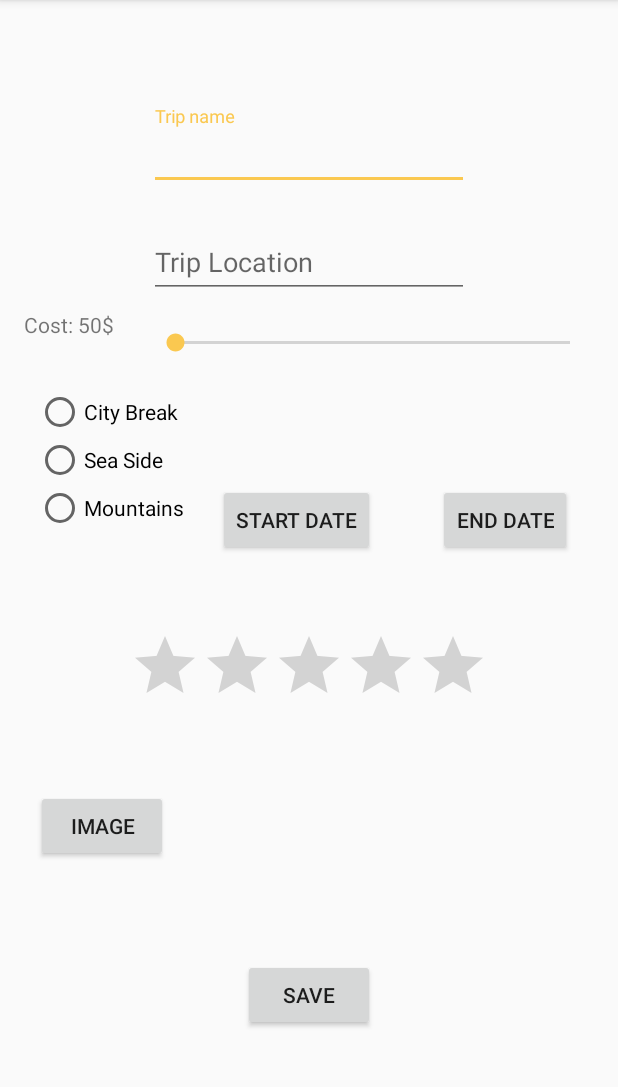
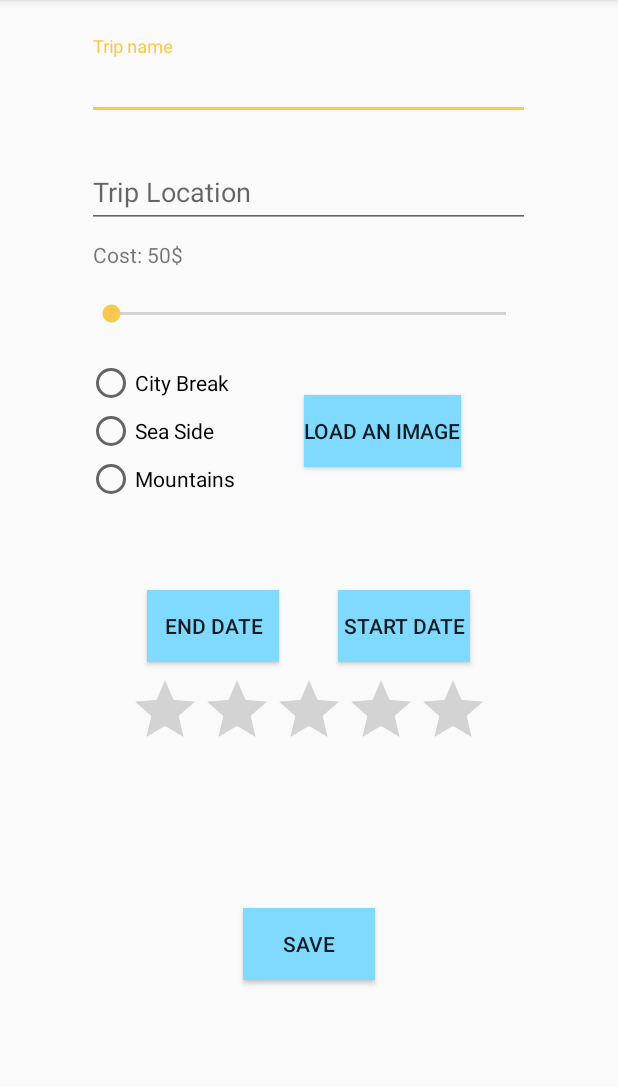
Before and after one commit to AdrianMargineanu/TravelGuide, an Android app: the NewTripActivity screen opened directly, with no data from a screen before it, on a phone screen of 412 x 824 dp, the part 84-1171 px from its top. Run offline under Robolectric (Android 15) with nearby library versions, the phone set to English and light mode, and no system bars.

Commit message:
Final view of the NewTripActivity

```diff
--- a/app/src/main/AndroidManifest.xml
+++ b/app/src/main/AndroidManifest.xml
@@ -21,7 +21,6 @@
             android:theme="@style/AppTheme.NoActionBar" />
         <activity android:name=".RegisterActivity" />
         <activity android:name=".LoginActivity" />
-        <activity android:name=".MainActivity" />
         <activity android:name=".SplashScreen">
             <intent-filter>
                 <action android:name="android.intent.action.MAIN" />
--- a/app/src/main/java/com/trres/travelguide/LoginActivity.java
+++ b/app/src/main/java/com/trres/travelguide/LoginActivity.java
@@ -73,8 +73,4 @@ public class LoginActivity extends AppCompatActivity {
     public void RegisterOnClick(View view) {
         startActivity(new Intent(this,RegisterActivity.class));
     }
-
-    public void testFiled(View view) {
-        startActivity(new Intent(this,MainActivity.class));
-    }
 }
--- a/app/src/main/java/com/trres/travelguide/ui/home/HomeFragment.java
+++ b/app/src/main/java/com/trres/travelguide/ui/home/HomeFragment.java
@@ -6,7 +6,6 @@ import android.util.Log;
 import android.view.LayoutInflater;
 import android.view.View;
 import android.view.ViewGroup;
-import android.widget.Toast;
 
 import androidx.annotation.NonNull;
 import androidx.annotation.Nullable;
@@ -17,7 +16,6 @@ import androidx.recyclerview.widget.LinearLayoutManager;
 import androidx.recyclerview.widget.RecyclerView;
 
 import com.google.android.material.floatingactionbutton.FloatingActionButton;
-import com.trres.travelguide.MainActivity;
 import com.trres.travelguide.R;
 import com.trres.travelguide.ui.home.room.RecyclerTouchListener;
 import com.trres.travelguide.ui.home.room.Trip;
@@ -26,7 +24,6 @@ import com.trres.travelguide.ui.home.room.TripViewModel;
 import com.trres.travelguide.ui.home.room.TripsClickListener;
 import com.trres.travelguide.ui.home.weather.ReadOnlyActivity;
 
-import java.util.EventListener;
 import java.util.List;
 
 import static android.app.Activity.RESULT_OK;
--- a/app/src/main/res/layout/activity_new_trip.xml
+++ b/app/src/main/res/layout/activity_new_trip.xml
@@ -36,18 +36,19 @@
 
     <com.google.android.material.textfield.TextInputLayout
         android:id="@+id/textInputLayout5"
-        android:layout_width="wrap_content"
+        android:layout_width="0dp"
         android:layout_height="wrap_content"
+        android:layout_marginTop="8dp"
         app:layout_constraintBottom_toTopOf="@+id/guideline12"
-        app:layout_constraintEnd_toStartOf="@+id/guideline10"
-        app:layout_constraintStart_toStartOf="@+id/guideline9"
+        app:layout_constraintEnd_toStartOf="@+id/guideline18"
+        app:layout_constraintStart_toStartOf="@+id/guideline17"
         app:layout_constraintTop_toTopOf="@+id/guideline11"
-        app:layout_constraintVertical_bias="0.07999998">
+        app:layout_constraintVertical_bias="0.0">
 
         <EditText
             android:id="@+id/trip_name"
-            android:layout_width="wrap_content"
-            android:layout_height="wrap_content"
+            android:layout_width="match_parent"
+            android:layout_height="match_parent"
             android:layout_gravity="center"
             android:layout_weight="1"
             android:ems="10"
@@ -57,19 +58,19 @@
 
     <com.google.android.material.textfield.TextInputLayout
         android:id="@+id/textInputLayout7"
-        android:layout_width="wrap_content"
+        android:layout_width="0dp"
         android:layout_height="wrap_content"
         android:layout_marginTop="16dp"
         app:layout_constraintBottom_toTopOf="@+id/guideline12"
-        app:layout_constraintEnd_toStartOf="@+id/guideline10"
-        app:layout_constraintStart_toStartOf="@+id/guideline9"
+        app:layout_constraintEnd_toStartOf="@+id/guideline18"
+        app:layout_constraintStart_toStartOf="@+id/guideline17"
         app:layout_constraintTop_toBottomOf="@+id/textInputLayout5"
         app:layout_constraintVertical_bias="0.0">
 
         <EditText
             android:id="@+id/trip_location"
-            android:layout_width="wrap_content"
-            android:layout_height="wrap_content"
+            android:layout_width="match_parent"
+            android:layout_height="match_parent"
             android:layout_gravity="center"
             android:layout_weight="1"
             android:ems="10"
@@ -81,40 +82,41 @@
         android:id="@+id/save_image"
         android:layout_width="wrap_content"
         android:layout_height="wrap_content"
+        android:layout_margin="1dp"
+        android:layout_marginBottom="8dp"
+        android:background="@color/colorPrimary"
         android:onClick="LoadImagineOnClick"
-        android:text="@string/image"
-        app:layout_constraintBottom_toTopOf="@+id/guideline12"
-        app:layout_constraintEnd_toStartOf="@+id/guideline10"
-        app:layout_constraintHorizontal_bias="0.027"
-        app:layout_constraintStart_toStartOf="@+id/guideline9"
-        app:layout_constraintTop_toBottomOf="@+id/radioGroup"
-        app:layout_constraintVertical_bias="0.492" />
+        android:text="Load An Image"
+        app:layout_constraintBottom_toBottomOf="@+id/radioGroup"
+        app:layout_constraintEnd_toStartOf="@+id/guideline18"
+        app:layout_constraintStart_toEndOf="@+id/radioGroup"
+        app:layout_constraintTop_toTopOf="@+id/radioGroup"
+        app:layout_constraintVertical_bias="0.50" />
 
     <Button
         android:id="@+id/save_button"
         android:layout_width="wrap_content"
         android:layout_height="wrap_content"
+        android:background="@color/colorPrimary"
         android:text="@string/save"
         app:layout_constraintBottom_toTopOf="@+id/guideline12"
-        app:layout_constraintEnd_toStartOf="@+id/guideline10"
-        app:layout_constraintStart_toStartOf="@+id/guideline9"
-        app:layout_constraintTop_toBottomOf="@+id/save_image" />
+        app:layout_constraintEnd_toStartOf="@+id/guideline18"
+        app:layout_constraintStart_toStartOf="@+id/guideline17"
+        app:layout_constraintTop_toBottomOf="@+id/ratingBar" />
 
     <RadioGroup
         android:id="@+id/radioGroup"
         android:layout_width="wrap_content"
         android:layout_height="wrap_content"
-        android:layout_marginStart="8dp"
         android:layout_marginTop="8dp"
-        android:layout_marginEnd="8dp"
         android:layout_marginBottom="8dp"
+        android:onClick="radioButtonOnClick"
         app:layout_constraintBottom_toTopOf="@+id/guideline12"
-        app:layout_constraintEnd_toStartOf="@+id/guideline10"
+        app:layout_constraintEnd_toStartOf="@+id/guideline18"
         app:layout_constraintHorizontal_bias="0.0"
-        app:layout_constraintStart_toStartOf="@+id/guideline9"
+        app:layout_constraintStart_toStartOf="@+id/guideline17"
         app:layout_constraintTop_toBottomOf="@+id/seekBar"
-        app:layout_constraintVertical_bias="0.0"
-        android:onClick="radioButtonOnClick">
+        app:layout_constraintVertical_bias="0.0">
 
         <RadioButton
             android:id="@+id/city_break"
@@ -138,72 +140,74 @@
 
     <SeekBar
         android:id="@+id/seekBar"
-        android:layout_width="295dp"
+        android:layout_width="0dp"
 
         android:layout_height="44dp"
         android:layout_marginTop="8dp"
         android:layout_marginBottom="8dp"
         android:max="2000"
         android:min="50"
+        android:tooltipText="test"
         app:layout_constraintBottom_toTopOf="@+id/guideline12"
-        app:layout_constraintEnd_toStartOf="@+id/guideline10"
-        app:layout_constraintHorizontal_bias="1.0"
-        app:layout_constraintStart_toStartOf="@+id/guideline9"
-        app:layout_constraintTop_toBottomOf="@+id/textInputLayout7"
+        app:layout_constraintEnd_toStartOf="@+id/guideline18"
+        app:layout_constraintStart_toStartOf="@+id/guideline17"
+        app:layout_constraintTop_toBottomOf="@+id/cost"
         app:layout_constraintVertical_bias="0.0" />
 
     <TextView
         android:id="@+id/cost"
-        android:layout_width="0dp"
-        android:layout_height="44dp"
+        android:layout_width="wrap_content"
+        android:layout_height="wrap_content"
+        android:layout_marginStart="4dp"
         android:layout_marginTop="8dp"
-        android:layout_marginBottom="8dp"
-        app:layout_constraintBottom_toTopOf="@+id/radioGroup"
-        app:layout_constraintEnd_toStartOf="@+id/seekBar"
-        app:layout_constraintStart_toStartOf="@+id/guideline9"
-        app:layout_constraintTop_toBottomOf="@+id/textInputLayout7" />
+        app:layout_constraintBottom_toTopOf="@+id/guideline12"
+        app:layout_constraintEnd_toStartOf="@+id/guideline18"
+        app:layout_constraintHorizontal_bias="0.0"
+        app:layout_constraintStart_toStartOf="@+id/guideline17"
+        app:layout_constraintTop_toBottomOf="@+id/textInputLayout7"
+        app:layout_constraintVertical_bias="0.0" />
 
     <Button
         android:id="@+id/start_date_button"
         android:layout_width="wrap_content"
         android:layout_height="wrap_content"
-        android:layout_marginStart="8dp"
-        android:layout_marginTop="8dp"
-        android:layout_marginEnd="8dp"
-        android:layout_marginBottom="16dp"
+        android:layout_marginBottom="8dp"
+        android:background="@color/colorPrimary"
         android:text="@string/start_date"
-        app:layout_constraintBottom_toTopOf="@+id/save_image"
-        app:layout_constraintEnd_toStartOf="@+id/guideline10"
-        app:layout_constraintHorizontal_bias="0.095"
-        app:layout_constraintStart_toEndOf="@+id/radioGroup"
-        app:layout_constraintTop_toBottomOf="@+id/seekBar"
-        app:layout_constraintVertical_bias="0.315" />
+        app:layout_constraintBottom_toTopOf="@+id/guideline12"
+        app:layout_constraintEnd_toStartOf="@+id/guideline18"
+        app:layout_constraintHorizontal_bias="0.5"
+        app:layout_constraintStart_toEndOf="@+id/end_date_button"
+        app:layout_constraintTop_toBottomOf="@+id/radioGroup"
+        app:layout_constraintVertical_bias="0.16" />
 
     <Button
         android:id="@+id/end_date_button"
         android:layout_width="wrap_content"
         android:layout_height="wrap_content"
-        android:layout_marginStart="8dp"
-        android:layout_marginTop="8dp"
-        android:layout_marginEnd="8dp"
         android:layout_marginBottom="8dp"
+        android:background="@color/colorPrimary"
         android:text="@string/end_date"
-        app:layout_constraintBottom_toTopOf="@+id/save_image"
-        app:layout_constraintEnd_toStartOf="@+id/guideline10"
-        app:layout_constraintHorizontal_bias="0.839"
-        app:layout_constraintStart_toEndOf="@+id/start_date_button"
-        app:layout_constraintTop_toBottomOf="@+id/seekBar"
-        app:layout_constraintVertical_bias="0.303" />
+        app:layout_constraintBottom_toTopOf="@+id/guideline12"
+        app:layout_constraintEnd_toStartOf="@+id/start_date_button"
+        app:layout_constraintHorizontal_bias="0.5"
+        app:layout_constraintHorizontal_chainStyle="spread"
+        app:layout_constraintStart_toStartOf="@+id/guideline17"
+        app:layout_constraintTop_toBottomOf="@+id/radioGroup"
+        app:layout_constraintVertical_bias="0.16" />
 
     <TextView
         android:id="@+id/start_date_text_view"
         android:layout_width="wrap_content"
         android:layout_height="wrap_content"
-        app:layout_constraintBottom_toBottomOf="@+id/end_date_tet_view"
-        app:layout_constraintEnd_toStartOf="@+id/end_date_tet_view"
-        app:layout_constraintHorizontal_bias="0.48"
-        app:layout_constraintStart_toEndOf="@+id/radioGroup"
-        app:layout_constraintTop_toTopOf="@+id/end_date_tet_view"
+        android:layout_marginTop="8dp"
+        android:layout_marginBottom="8dp"
+        android:textSize="18sp"
+        app:layout_constraintBottom_toTopOf="@+id/start_date_button"
+        app:layout_constraintEnd_toEndOf="@+id/start_date_button"
+        app:layout_constraintHorizontal_bias="0.5"
+        app:layout_constraintStart_toStartOf="@+id/start_date_button"
+        app:layout_constraintTop_toBottomOf="@+id/radioGroup"
         app:layout_constraintVertical_bias="0.0"
         tools:text="@tools:sample/date/ddmmyy" />
 
@@ -212,12 +216,14 @@
         android:layout_width="wrap_content"
         android:layout_height="wrap_content"
 
+        android:layout_marginTop="8dp"
+        android:layout_marginBottom="8dp"
+        android:textSize="18sp"
         app:layout_constraintBottom_toTopOf="@+id/end_date_button"
-        app:layout_constraintEnd_toStartOf="@+id/guideline10"
-        app:layout_constraintHorizontal_bias="0.5"
-        app:layout_constraintStart_toEndOf="@+id/start_date_text_view"
-        app:layout_constraintTop_toBottomOf="@+id/seekBar"
-        app:layout_constraintVertical_bias="0.51"
+        app:layout_constraintEnd_toEndOf="@+id/end_date_button"
+        app:layout_constraintStart_toStartOf="@+id/end_date_button"
+        app:layout_constraintTop_toBottomOf="@+id/radioGroup"
+        app:layout_constraintVertical_bias="0.0"
         tools:text="@tools:sample/date/ddmmyy" />
 
     <RatingBar
@@ -225,24 +231,31 @@
         style="@style/Widget.AppCompat.RatingBar"
         android:layout_width="wrap_content"
         android:layout_height="wrap_content"
+        android:layout_marginTop="8dp"
+        android:layout_marginBottom="8dp"
         android:isIndicator="false"
         android:numStars="5"
         android:rating="0"
         android:saveEnabled="true"
         android:stepSize="0.5"
-        app:layout_constraintBottom_toTopOf="@+id/save_image"
-        app:layout_constraintEnd_toStartOf="@+id/guideline10"
-        app:layout_constraintStart_toStartOf="@+id/guideline9"
-        app:layout_constraintTop_toBottomOf="@+id/start_date_button" />
+        app:layout_constraintBottom_toTopOf="@+id/guideline12"
+        app:layout_constraintEnd_toStartOf="@+id/guideline18"
+        app:layout_constraintStart_toStartOf="@+id/guideline17"
+        app:layout_constraintTop_toBottomOf="@+id/start_date_button"
+        app:layout_constraintVertical_bias="0.0" />
 
-    <ImageView
-        android:id="@+id/temp_image"
-        android:layout_width="221dp"
-        android:layout_height="94dp"
-        app:layout_constraintBottom_toTopOf="@+id/save_button"
-        app:layout_constraintEnd_toStartOf="@+id/guideline10"
-        app:layout_constraintStart_toEndOf="@+id/save_image"
-        app:layout_constraintTop_toBottomOf="@+id/ratingBar"
-        tools:srcCompat="@tools:sample/avatars" />
+    <androidx.constraintlayout.widget.Guideline
+        android:id="@+id/guideline17"
+        android:layout_width="wrap_content"
+        android:layout_height="wrap_content"
+        android:orientation="vertical"
+        app:layout_constraintGuide_begin="58dp" />
+
+    <androidx.constraintlayout.widget.Guideline
+        android:id="@+id/guideline18"
+        android:layout_width="wrap_content"
+        android:layout_height="wrap_content"
+        android:orientation="vertical"
+        app:layout_constraintGuide_end="59dp" />
 
 </androidx.constraintlayout.widget.ConstraintLayout>
```
Also changed, not shown: app/src/main/java/com/trres/travelguide/MainActivity.java (deleted, +0 -51 lines), app/src/main/java/com/trres/travelguide/ui/home/NewTripActivity.java (+1 -19 lines), app/src/main/res/layout/activity_login.xml (+0 -11 lines), app/src/main/res/layout/activity_main.xml (deleted, +0 -32 lines).
